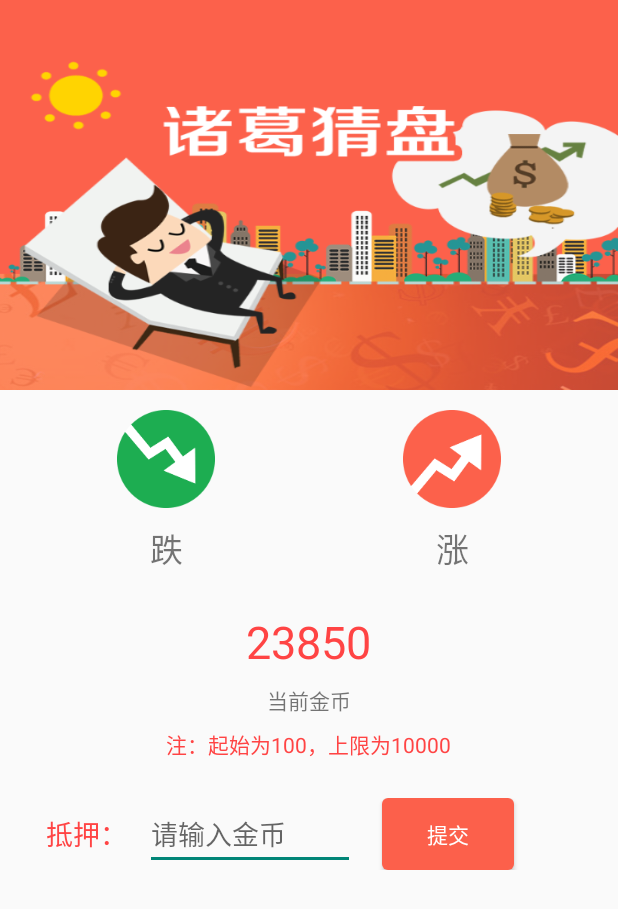
After one commit to lance1992kun/StockCircle, an Android app: the layout layout_stock.xml on its own in the app's theme, with its tools: preview values and no code run, on a phone screen of 412 x 824 dp. The commit adds this screen. Shown: the top 909 px of the screen. Run offline under Robolectric (Android 15) with nearby library versions, the light colour scheme and no system bars.

Commit message:
1.添加首页-股趣儿界面

```diff
--- a/app/src/main/java/com/zxzd/im/ui/home/HomeFragment.java
+++ b/app/src/main/java/com/zxzd/im/ui/home/HomeFragment.java
@@ -84,6 +84,10 @@ public class HomeFragment extends BaseFragment implements RadioGroup.OnCheckedCh
      * 直播层
      */
     private RelativeLayout mLiveLay = null;
+    /**
+     * 股趣儿层
+     */
+    private View mStockLay = null;
     /**
      * 今日最新轮播
      */
@@ -223,6 +227,8 @@ public class HomeFragment extends BaseFragment implements RadioGroup.OnCheckedCh
         mHeadLineLay = (RelativeLayout) view.findViewById(R.id.mHeadLineLay);
         // 直播层
         mLiveLay = (RelativeLayout) view.findViewById(R.id.mLiveLay);
+        // 股趣儿层
+        mStockLay = view.findViewById(R.id.mStockLay);
         // 首页底部展开菜单
         mHomeMenuBtnLay = (FloatingActionMenu) view.findViewById(R.id.mHomeMenuBtnLay);
         // 设置底部展开菜单点击外部消失
@@ -251,7 +257,7 @@ public class HomeFragment extends BaseFragment implements RadioGroup.OnCheckedCh
         ((MyScrollView) view.findViewById(R.id.mHeadLineScrollView)).setScrollBottomCallBack(new MyScrollView.ScrollBottomCallBack() {
             @Override
             public void onScrollBottom() {
-                if (isHasNext) {
+                if (isHasNext && (mHeadLineLay.getVisibility() == View.VISIBLE)) {
                     mHomePresenter.getHeadLineLimitData(10, currentPage);
                 }
             }
@@ -323,27 +329,35 @@ public class HomeFragment extends BaseFragment implements RadioGroup.OnCheckedCh
         switch (checkedId) {
             // 头条
             case R.id.mHomeNewsRb:
+                mHomeMenuBtnLay.setVisibility(View.VISIBLE);
                 mHeadLineLay.setVisibility(View.VISIBLE);
                 mLiveLay.setVisibility(View.GONE);
+                mStockLay.setVisibility(View.GONE);
                 // 获取头条数据
                 mHomePresenter.getHeadLineData();
                 break;
             // 直播
             case R.id.mHomeLiveRb:
+                mHomeMenuBtnLay.setVisibility(View.VISIBLE);
                 mHeadLineLay.setVisibility(View.GONE);
                 mLiveLay.setVisibility(View.VISIBLE);
+                mStockLay.setVisibility(View.GONE);
                 // 获取直播数据
                 mHomePresenter.getLive();
                 break;
             // 热门
             case R.id.mHomeHotRb:
+                mHomeMenuBtnLay.setVisibility(View.VISIBLE);
                 mHeadLineLay.setVisibility(View.GONE);
                 mLiveLay.setVisibility(View.GONE);
+                mStockLay.setVisibility(View.GONE);
                 break;
             // 股趣儿
             case R.id.mHomeFunnyRb:
+                mHomeMenuBtnLay.setVisibility(View.GONE);
                 mHeadLineLay.setVisibility(View.GONE);
                 mLiveLay.setVisibility(View.GONE);
+                mStockLay.setVisibility(View.VISIBLE);
                 break;
             default:
                 break;
--- a/app/src/main/res/layout/fragment_home.xml
+++ b/app/src/main/res/layout/fragment_home.xml
@@ -45,6 +45,13 @@
                 android:layout_width="match_parent"
                 android:layout_height="match_parent"
                 android:layout_below="@id/mBanner"
+                android:visibility="gone" />
+            <!--股趣儿层-->
+            <include
+                android:id="@+id/mStockLay"
+                layout="@layout/layout_stock"
+                android:layout_width="match_parent"
+                android:layout_height="match_parent"
                 android:visibility="gone" />
         </RelativeLayout>
     </com.zxzd.im.widgets.MyScrollView>
--- /dev/null
+++ b/app/src/main/res/layout/layout_stock.xml
@@ -0,0 +1,117 @@
+<?xml version="1.0" encoding="utf-8"?>
+<RelativeLayout xmlns:android="http://schemas.android.com/apk/res/android"
+    xmlns:tools="http://schemas.android.com/tools"
+    android:layout_width="match_parent"
+    android:layout_height="match_parent">
+    <!--诸葛猜盘图片-->
+    <ImageView
+        android:id="@+id/mStockImg"
+        android:layout_width="match_parent"
+        android:layout_height="260dp"
+        android:background="@mipmap/icon_home_stock"
+        android:contentDescription="@string/app_name"
+        android:scaleType="fitXY" />
+    <!--降图片-->
+    <TextView
+        android:id="@+id/mStockFallImg"
+        android:layout_width="wrap_content"
+        android:layout_height="wrap_content"
+        android:layout_below="@id/mStockImg"
+        android:layout_marginStart="78dp"
+        android:layout_marginTop="13dp"
+        android:drawablePadding="10dp"
+        android:drawableTop="@mipmap/icon_home_stock_fall"
+        android:gravity="center"
+        android:text="@string/stock_hint_fall"
+        android:textSize="22sp" />
+    <!--涨图片-->
+    <TextView
+        android:id="@+id/mStockRiseImg"
+        android:layout_width="wrap_content"
+        android:layout_height="wrap_content"
+        android:layout_alignParentEnd="true"
+        android:layout_below="@id/mStockImg"
+        android:layout_marginEnd="78dp"
+        android:layout_marginTop="13dp"
+        android:drawablePadding="10dp"
+        android:drawableTop="@mipmap/icon_home_stock_rise"
+        android:gravity="center"
+        android:text="@string/stock_hint_rise"
+        android:textSize="22sp" />
+    <!--底部输入层-->
+    <RelativeLayout
+        android:layout_width="match_parent"
+        android:layout_height="wrap_content"
+        android:layout_below="@id/mStockRiseImg"
+        android:layout_margin="13dp">
+        <!--当前金币数-->
+        <TextView
+            android:id="@+id/mCurrentGold"
+            android:layout_width="wrap_content"
+            android:layout_height="wrap_content"
+            android:layout_centerHorizontal="true"
+            android:layout_marginTop="12dp"
+            android:textColor="@android:color/holo_red_light"
+            android:textSize="30sp"
+            tools:text="23850" />
+        <!--当前金币数提示文字-->
+        <TextView
+            android:id="@+id/mCurrentGoldHint"
+            android:layout_width="wrap_content"
+            android:layout_height="wrap_content"
+            android:layout_below="@id/mCurrentGold"
+            android:layout_centerHorizontal="true"
+            android:layout_marginTop="8dp"
+            android:text="@string/stock_current_gold_hint" />
+        <!--金币投入原则-->
+        <TextView
+            android:id="@+id/mGoldRuleHint"
+            android:layout_width="wrap_content"
+            android:layout_height="wrap_content"
+            android:layout_below="@id/mCurrentGoldHint"
+            android:layout_centerHorizontal="true"
+            android:layout_marginTop="8dp"
+            android:text="@string/stock_gold_rule_hint"
+            android:textColor="@android:color/holo_red_light" />
+        <!--输入层-->
+        <RelativeLayout
+            android:layout_width="match_parent"
+            android:layout_height="wrap_content"
+            android:layout_below="@id/mGoldRuleHint"
+            android:layout_marginTop="25dp">
+            <!--抵押文字-->
+            <TextView
+                android:id="@+id/mPledgeText"
+                android:layout_width="wrap_content"
+                android:layout_height="wrap_content"
+                android:layout_centerVertical="true"
+                android:layout_marginStart="17dp"
+                android:text="@string/stock_pledge_text"
+                android:textColor="@android:color/holo_red_light"
+                android:textSize="18sp" />
+            <!--抵押金币输入框-->
+            <EditText
+                android:id="@+id/mPledgeEdit"
+                android:layout_width="140dp"
+                android:layout_height="wrap_content"
+                android:layout_centerVertical="true"
+                android:layout_marginStart="12dp"
+                android:layout_toEndOf="@id/mPledgeText"
+                android:hint="@string/stock_pledge_hint" />
+            <!--提交按钮-->
+            <Button
+                android:id="@+id/mSubmitBtn"
+                android:layout_width="wrap_content"
+                android:layout_height="wrap_content"
+                android:layout_alignBottom="@id/mPledgeEdit"
+                android:layout_alignTop="@id/mPledgeEdit"
+                android:layout_centerVertical="true"
+                android:layout_marginEnd="6dp"
+                android:layout_marginStart="18dp"
+                android:layout_toEndOf="@id/mPledgeEdit"
+                android:background="@drawable/selector_profile_btn"
+                android:text="@string/forget_btn"
+                android:textColor="@android:color/white" />
+        </RelativeLayout>
+    </RelativeLayout>
+</RelativeLayout>
--- a/app/src/main/res/values/strings.xml
+++ b/app/src/main/res/values/strings.xml
@@ -42,4 +42,11 @@
     <string name="invite_code_hint">请输入邀请码</string>
     <string name="get_code_hint">获取验证码</string>
     <string name="forget_btn">提交</string>
+    <!--股趣儿界面-->
+    <string name="stock_hint_fall">跌</string>
+    <string name="stock_hint_rise">涨</string>
+    <string name="stock_current_gold_hint">当前金币</string>
+    <string name="stock_gold_rule_hint">注：起始为100，上限为10000</string>
+    <string name="stock_pledge_text">抵押：</string>
+    <string name="stock_pledge_hint">请输入金币</string>
 </resources>
```
Also changed, not shown: app/src/main/res/mipmap-xhdpi/icon_home_stock.png (added), app/src/main/res/mipmap-xhdpi/icon_home_stock_fall.png (added), app/src/main/res/mipmap-xhdpi/icon_home_stock_rise.png (added).
